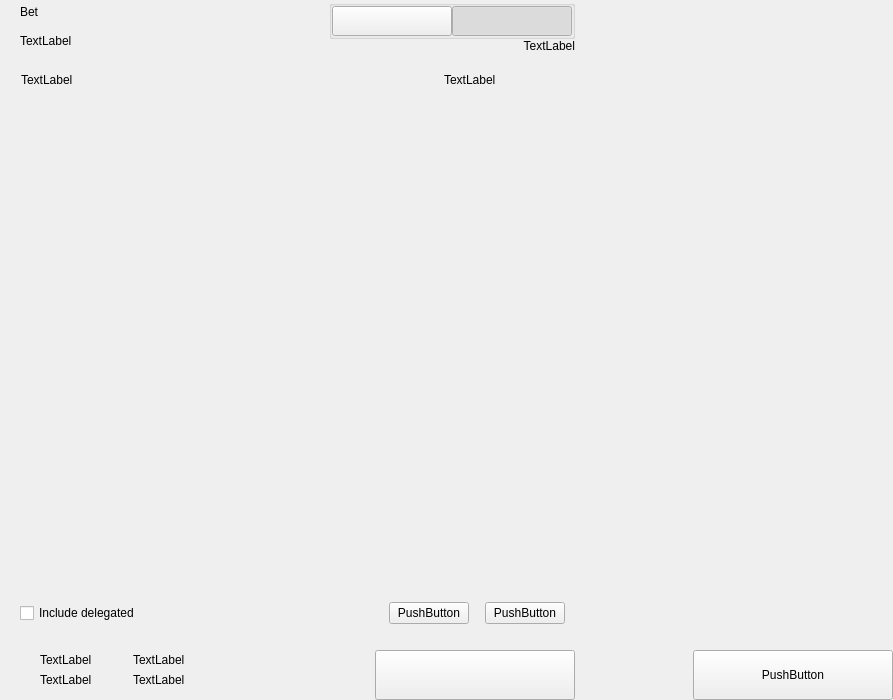
First picture: the form in src/qt/pwrb/forms/bet.ui, repository PWRB-Project/PWRB, before the edit.
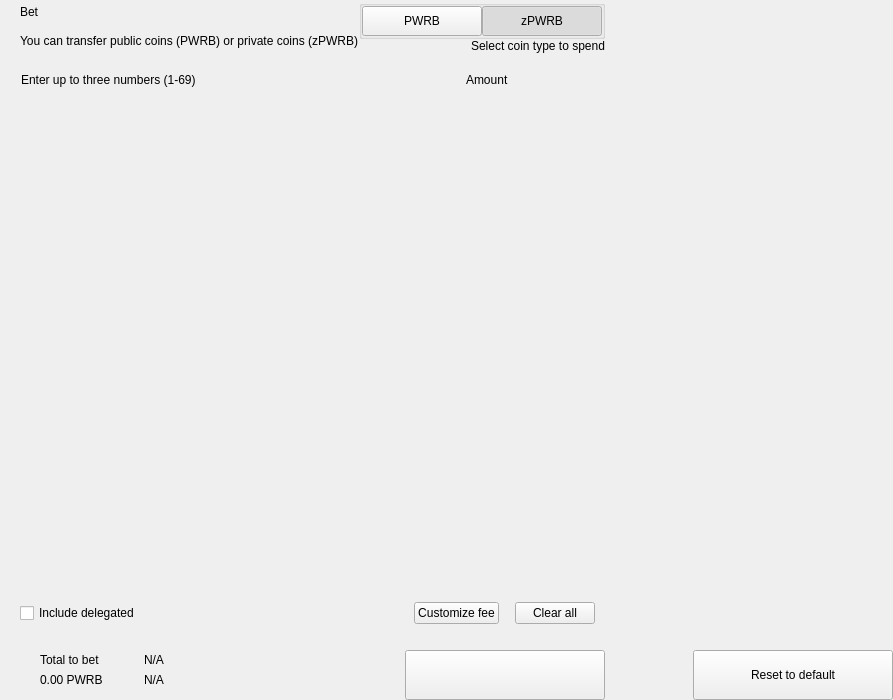
Second picture: the form after the edit. Custom widgets are drawn as their Qt base class.

Diff of the .ui file:
```diff
--- a/src/qt/pwrb/forms/bet.ui
+++ b/src/qt/pwrb/forms/bet.ui
@@ -81,7 +81,7 @@
             <item>
              <widget class="QLabel" name="labelSubtitle1">
               <property name="text">
-               <string>TextLabel</string>
+               <string>You can transfer public coins (PWRB) or private coins (zPWRB)</string>
               </property>
              </widget>
             </item>
@@ -147,7 +147,7 @@
                   <enum>Qt::NoFocus</enum>
                  </property>
                  <property name="text">
-                  <string/>
+                  <string>PWRB</string>
                  </property>
                  <property name="checkable">
                   <bool>true</bool>
@@ -175,7 +175,7 @@
                   <enum>Qt::NoFocus</enum>
                  </property>
                  <property name="text">
-                  <string/>
+                  <string>zPWRB</string>
                  </property>
                  <property name="checkable">
                   <bool>true</bool>
@@ -194,7 +194,7 @@
             <item>
              <widget class="QLabel" name="labelSubtitle2">
               <property name="text">
-               <string>TextLabel</string>
+               <string>Select coin type to spend</string>
               </property>
               <property name="alignment">
                <set>Qt::AlignRight|Qt::AlignTrailing|Qt::AlignVCenter</set>
@@ -244,7 +244,7 @@
              <string notr="true">margin-left:8px;</string>
             </property>
             <property name="text">
-             <string>TextLabel</string>
+             <string>Enter up to three numbers (1-69)</string>
             </property>
            </widget>
           </item>
@@ -267,7 +267,7 @@
           <item>
            <widget class="QLabel" name="labelSubtitleAmount">
             <property name="text">
-             <string>TextLabel</string>
+             <string>Amount</string>
             </property>
            </widget>
           </item>
@@ -401,7 +401,7 @@
              <enum>Qt::NoFocus</enum>
             </property>
             <property name="text">
-             <string>PushButton</string>
+             <string>Customize fee</string>
             </property>
            </widget>
           </item>
@@ -430,7 +430,7 @@
              <enum>Qt::RightToLeft</enum>
             </property>
             <property name="text">
-             <string>PushButton</string>
+             <string>Clear all</string>
             </property>
            </widget>
           </item>
@@ -550,14 +550,14 @@
                      <item>
                       <widget class="QLabel" name="labelTitleTotalBet">
                        <property name="text">
-                        <string>TextLabel</string>
+                        <string>Total to bet</string>
                        </property>
                       </widget>
                      </item>
                      <item>
                       <widget class="QLabel" name="labelAmountBet">
                        <property name="text">
-                        <string>TextLabel</string>
+                        <string notr="true">0.00 PWRB</string>
                        </property>
                       </widget>
                      </item>
@@ -622,14 +622,14 @@
                      <item>
                       <widget class="QLabel" name="labelTitleTotalRemaining">
                        <property name="text">
-                        <string>TextLabel</string>
+                        <string notr="true">N/A</string>
                        </property>
                       </widget>
                      </item>
                      <item>
                       <widget class="QLabel" name="labelAmountRemaining">
                        <property name="text">
-                        <string>TextLabel</string>
+                        <string notr="true">N/A</string>
                        </property>
                       </widget>
                      </item>
@@ -776,7 +776,7 @@
              <enum>Qt::NoFocus</enum>
             </property>
             <property name="text">
-             <string>PushButton</string>
+             <string>Reset to default</string>
             </property>
            </widget>
           </item>
```
